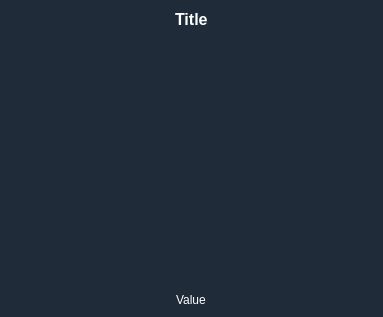
First picture: the form in dashboard/info/circlebar.ui, repository rahmanshaber/corebox, before the edit.
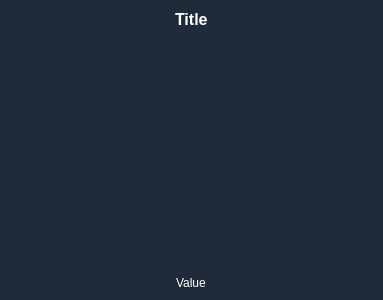
Second picture: the form after the edit.

```diff
--- a/dashboard/info/circlebar.ui
+++ b/dashboard/info/circlebar.ui
@@ -7,7 +7,7 @@
     <x>0</x>
     <y>0</y>
     <width>383</width>
-    <height>317</height>
+    <height>300</height>
    </rect>
   </property>
   <property name="sizePolicy">
@@ -16,6 +16,18 @@
     <verstretch>0</verstretch>
    </sizepolicy>
   </property>
+  <property name="minimumSize">
+   <size>
+    <width>0</width>
+    <height>0</height>
+   </size>
+  </property>
+  <property name="maximumSize">
+   <size>
+    <width>16777215</width>
+    <height>300</height>
+   </size>
+  </property>
   <property name="windowTitle">
    <string notr="true"/>
   </property>
```
